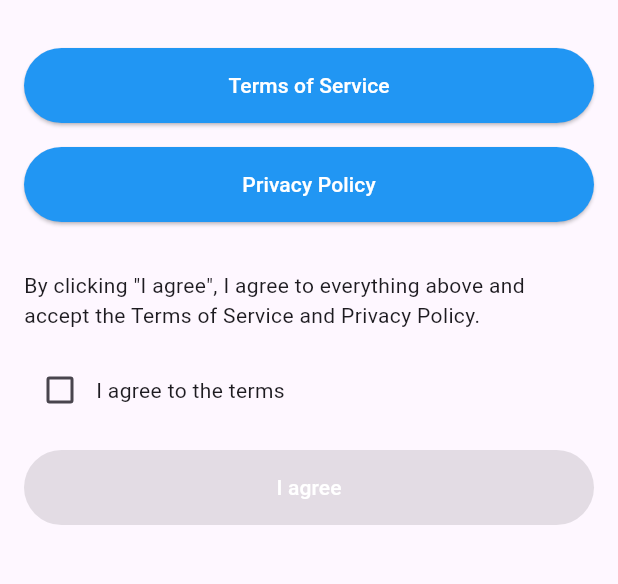
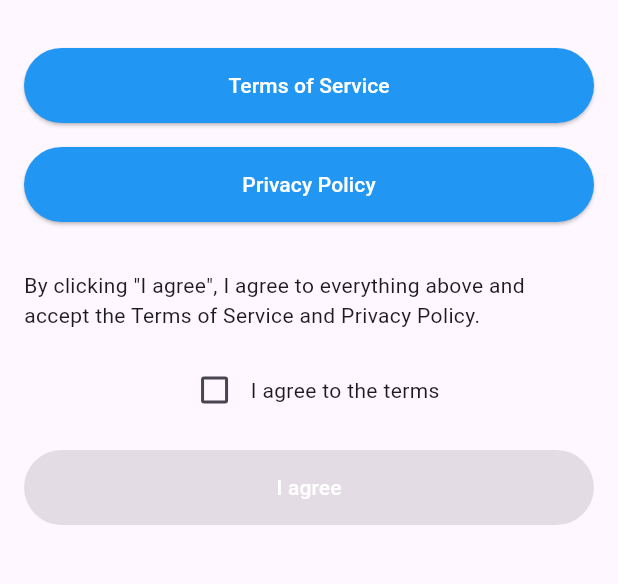
Before and after one commit to zanavilo/VisioGuideV2, a Flutter app: the screen it shows after launch, on a phone screen of 412 x 824 dp, the part 501-1085 px from its top. Run offline on Flutter 3.47's test engine with Material 3 defaults, Android fonts, the phone set to English and light mode, and no system bars; our stand-ins replace permission_handler.

Commit message:
6.1commit

```diff
--- a/lib/Pages/PrivacyAndTerms.dart
+++ b/lib/Pages/PrivacyAndTerms.dart
@@ -62,7 +62,10 @@ class _PrivacyAndTermsState extends State<PrivacyAndTerms> {
               'By clicking "I agree", I agree to everything above and accept the Terms of Service and Privacy Policy.',
             ),
             const SizedBox(height: 16),
-            Row(
+            // Centering the checkbox and text
+            Center(
+              child: Row(
+                mainAxisSize: MainAxisSize.min, // Adjust size to fit contents
                 children: [
                   Checkbox(
                     value: isChecked,
@@ -74,6 +77,7 @@ class _PrivacyAndTermsState extends State<PrivacyAndTerms> {
                   ),
                   const Text('I agree to the terms'),
                 ],
+              ),
             ),
             const SizedBox(height: 16),
             Center(
--- a/pubspec.yaml
+++ b/pubspec.yaml
@@ -84,6 +84,9 @@ flutter:
     - assets/weather.png
     - assets/eye.png
     - assets/features.png
+    - assets/safety.png
+    - assets/greet.png
+    - assets/wppr.jpg
   #   - images/a_dot_ham.jpeg
 
   # An image asset can refer to one or more resolution-specific "variants", see
```
Also changed, not shown: lib/Pages/InfoSlider.dart (+4 -4 lines), assets/greet.png (added), assets/safety.png (added), assets/wppr.jpg (added), 1 other file. Lines whose indentation alone changed are shown as unchanged.
